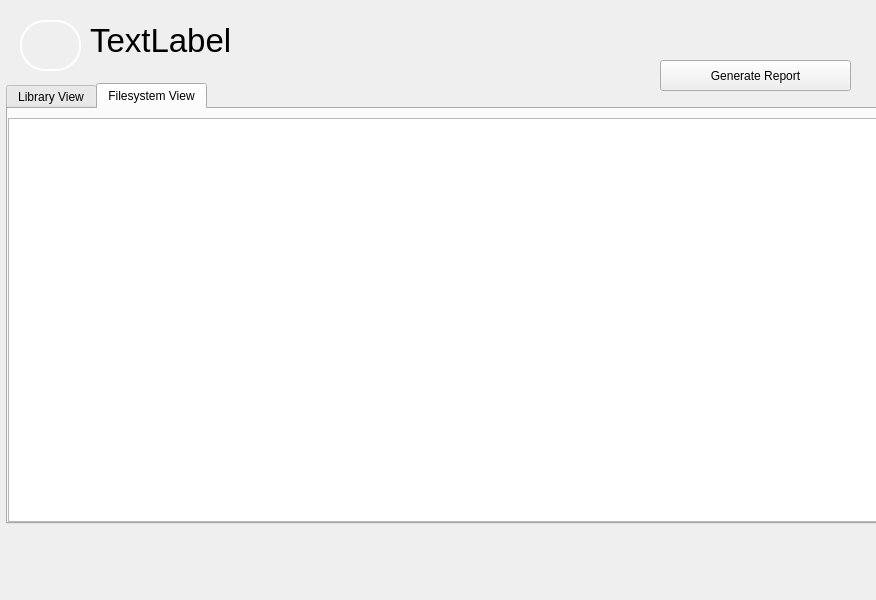
BRL-CAD/cadventory, file src/ui/windows/librarywindow.ui: the form before one commit.
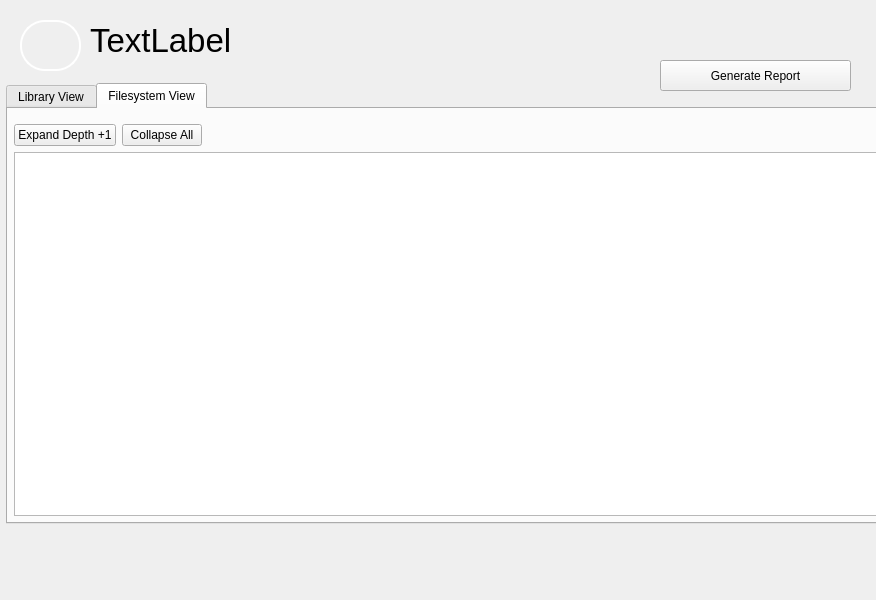
The form after the commit. The open tabs and pages were chosen to show the change. Icons and pictures are not drawn.

Patch:
```diff
--- a/src/ui/windows/librarywindow.ui
+++ b/src/ui/windows/librarywindow.ui
@@ -344,6 +344,35 @@
       <number>0</number>
      </property>
      <item>
+      <widget class="QWidget" name="fsContainer">
+       <layout class="QVBoxLayout" name="fsContainerLayout">
+        <property name="leftMargin"><number>6</number></property>
+        <property name="topMargin"><number>6</number></property>
+        <property name="rightMargin"><number>6</number></property>
+        <property name="bottomMargin"><number>6</number></property>
+        <item> <!-- Controls row -->
+         <layout class="QHBoxLayout" name="fsControlsLayout">
+          <item>
+           <widget class="QPushButton" name="expandOneLevelButton">
+            <property name="text"><string>Expand Depth +1</string></property>
+           </widget>
+          </item>
+          <item>
+           <widget class="QPushButton" name="collapseAllButton">
+            <property name="text"><string>Collapse All</string></property>
+           </widget>
+          </item>
+          <item>
+           <spacer name="fsControlsSpacer">
+            <property name="orientation"><enum>Qt::Horizontal</enum></property>
+            <property name="sizeHint">
+             <size><width>40</width><height>20</height></size>
+            </property>
+           </spacer>
+          </item>
+         </layout> <!-- layout fsControlsLayout -->
+        </item> <!-- Controls row -->
+        <item> <!-- Tree-view w/ check boxes-->
       <widget class="QTreeView" name="fileSystemTreeView">
        <property name="sizePolicy">
         <sizepolicy hsizetype="Expanding" vsizetype="Expanding">
@@ -353,8 +382,11 @@
        </property>
       </widget>
      </item>
-    </layout>
-   </widget>
+       </layout> <!-- layout fsContainerLayout -->
+      </widget> <!-- widget fsContainer -->
+     </item> <!-- Tree-view w/ check boxes-->
+    </layout> <!-- layout filesystemLayout -->
+   </widget> <!-- widget filesystemTab -->
   </widget>
   <widget class="QLabel" name="currentLibrary">
    <property name="geometry">
```
Lines whose indentation alone changed are shown as unchanged.
